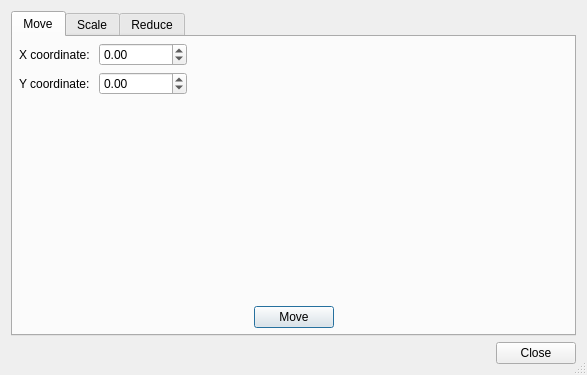
This is pyslvs_ui/synthesis/dimensional_synthesis/dialogs/edit_path.ui in KmolYuan/Pyslvs-UI as Qt 5 draws it before an edit. The edited form follows.
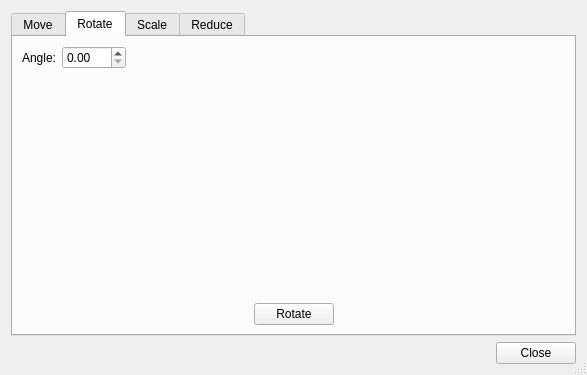
This is the edited form. The open tabs and pages were chosen to show the change. Icons and pictures are not drawn.

Commit message: Add rotate function.

Diff of the .ui file:
```diff
--- a/pyslvs_ui/synthesis/dimensional_synthesis/dialogs/edit_path.ui
+++ b/pyslvs_ui/synthesis/dimensional_synthesis/dialogs/edit_path.ui
@@ -165,6 +165,94 @@
        </item>
       </layout>
      </widget>
+     <widget class="QWidget" name="rotate_tab">
+      <attribute name="title">
+       <string>Rotate</string>
+      </attribute>
+      <layout class="QVBoxLayout" name="verticalLayout_5">
+       <item>
+        <layout class="QGridLayout" name="gridLayout_5">
+         <item row="0" column="1">
+          <widget class="QDoubleSpinBox" name="rotate_angle">
+           <property name="maximum">
+            <double>360.000000000000000</double>
+           </property>
+          </widget>
+         </item>
+         <item row="0" column="0">
+          <widget class="QLabel" name="rotate_angle_label">
+           <property name="text">
+            <string>Angle:</string>
+           </property>
+          </widget>
+         </item>
+         <item row="0" column="2">
+          <spacer name="horizontalSpacer_16">
+           <property name="orientation">
+            <enum>Qt::Horizontal</enum>
+           </property>
+           <property name="sizeHint" stdset="0">
+            <size>
+             <width>40</width>
+             <height>20</height>
+            </size>
+           </property>
+          </spacer>
+         </item>
+        </layout>
+       </item>
+       <item>
+        <spacer name="verticalSpacer_4">
+         <property name="orientation">
+          <enum>Qt::Vertical</enum>
+         </property>
+         <property name="sizeHint" stdset="0">
+          <size>
+           <width>20</width>
+           <height>158</height>
+          </size>
+         </property>
+        </spacer>
+       </item>
+       <item>
+        <layout class="QHBoxLayout" name="horizontalLayout_2">
+         <item>
+          <spacer name="horizontalSpacer_14">
+           <property name="orientation">
+            <enum>Qt::Horizontal</enum>
+           </property>
+           <property name="sizeHint" stdset="0">
+            <size>
+             <width>40</width>
+             <height>20</height>
+            </size>
+           </property>
+          </spacer>
+         </item>
+         <item>
+          <widget class="QPushButton" name="rotate_button">
+           <property name="text">
+            <string>Rotate</string>
+           </property>
+          </widget>
+         </item>
+         <item>
+          <spacer name="horizontalSpacer_15">
+           <property name="orientation">
+            <enum>Qt::Horizontal</enum>
+           </property>
+           <property name="sizeHint" stdset="0">
+            <size>
+             <width>40</width>
+             <height>20</height>
+            </size>
+           </property>
+          </spacer>
+         </item>
+        </layout>
+       </item>
+      </layout>
+     </widget>
      <widget class="QWidget" name="scale_tab">
       <attribute name="title">
        <string>Scale</string>
```
Left out of the diff: 3 changed lines with no effect on the pictures. The commit also changes 2 other files.
